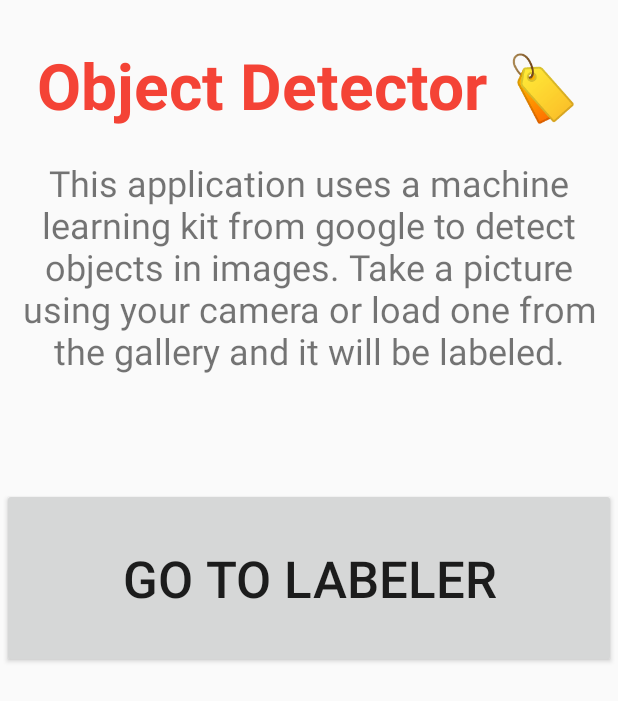
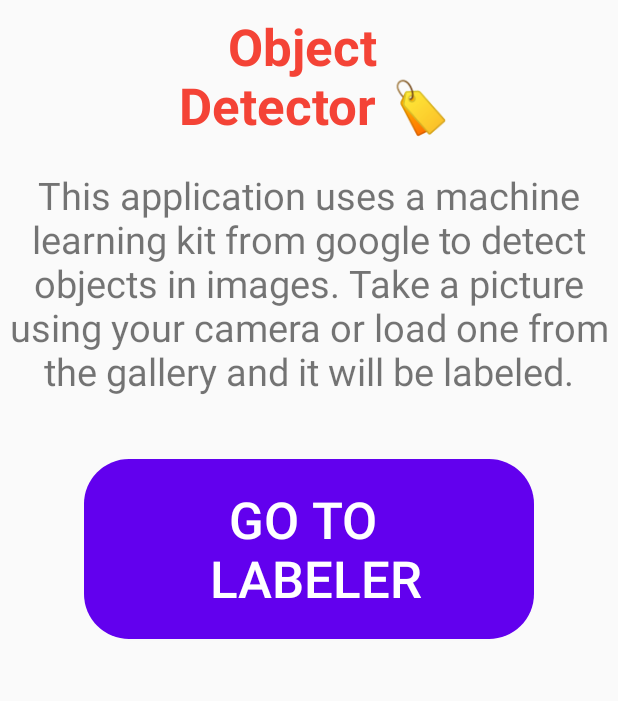
Before and after one commit to Giocaps-Uni/objectdetect, an Android app: the screen it shows after launch (MainActivity), on a phone screen of 412 x 824 dp. Shown: the top 701 px of the screen. Run offline under Robolectric (Android 15) with nearby library versions, the phone set to English and light mode, and no system bars.

Commit message:
Added button shape

```diff
--- a/app/src/main/java/com/example/objectdetect/ButtonsFragment.java
+++ b/app/src/main/java/com/example/objectdetect/ButtonsFragment.java
@@ -74,7 +74,7 @@ public class ButtonsFragment extends Fragment implements View.OnClickListener {
 
     @Override
     public void onClick(View v) {
-        Log.v("TAG",""+ Navigation.findNavController(v));
+        Log.v("BUTTONLABELER",""+ Navigation.findNavController(v));
         Navigation.findNavController(v).navigate(R.id.action_buttonsFragment_to_labelerFragment2);
     }
 }
--- /dev/null
+++ b/app/src/main/res/drawable/button_labeler.xml
@@ -0,0 +1,9 @@
+<?xml version="1.0" encoding="utf-8"?>
+<selector xmlns:android="http://schemas.android.com/apk/res/android">
+    <item>
+        <shape android:shape="rectangle"  >
+            <solid android:color="#6200ee"/>
+            <corners android:radius="30dip" />
+        </shape>
+    </item>
+</selector>
--- a/app/src/main/res/layout/activity_main.xml
+++ b/app/src/main/res/layout/activity_main.xml
@@ -18,8 +18,9 @@
         <TextView
             android:id="@+id/app_title"
             android:layout_width="match_parent"
-            android:layout_height="57dp"
-            android:layout_marginTop="60dp"
+            android:layout_height="wrap_content"
+            android:layout_gravity="center_horizontal"
+            android:layout_marginTop="40dp"
             android:autoSizeTextType="uniform"
             android:text="@string/app_title"
             android:textAlignment="center"
@@ -31,8 +32,9 @@
         <TextView
             android:id="@+id/app_explain"
             android:layout_width="match_parent"
-            android:layout_height="220dp"
+            android:layout_height="173dp"
             android:layout_marginTop="20dp"
+            android:autoSizeTextType="uniform"
             android:text="@string/app_explain"
             android:textAlignment="center"
             android:textSize="24sp" />
@@ -41,7 +43,9 @@
             android:id="@+id/fragmentContainerView"
             android:name="androidx.navigation.fragment.NavHostFragment"
             android:layout_width="match_parent"
-            android:layout_height="142dp"
+            android:layout_height="match_parent"
+            android:layout_gravity="center_horizontal"
+            android:layout_marginTop="20dp"
             app:defaultNavHost="true"
             app:navGraph="@navigation/nav_graph"
             tools:layout="@layout/fragment_buttons" />
--- a/app/src/main/res/layout/fragment_buttons.xml
+++ b/app/src/main/res/layout/fragment_buttons.xml
@@ -8,8 +8,11 @@
 
     <Button
         android:id="@+id/button_labeler"
-        android:layout_width="match_parent"
+        android:layout_width="300dp"
         android:layout_height="120dp"
+        android:layout_gravity="center_horizontal"
+        android:background="@drawable/button_labeler"
         android:text="@string/go_to_labeler"
+        android:textColor="@color/white"
         android:textSize="34sp" />
 </FrameLayout>
--- a/app/src/main/res/values/colors.xml
+++ b/app/src/main/res/values/colors.xml
@@ -2,4 +2,5 @@
 <resources>
     <color name="black">#FF000000</color>
     <color name="white">#FFFFFFFF</color>
+    <color name="purple">#FF6200EE</color>
 </resources>
--- a/app/src/main/res/values/strings.xml
+++ b/app/src/main/res/values/strings.xml
@@ -1,11 +1,12 @@
 <resources>
     <string name="app_name">Object Detect</string>
-    <string name="app_title">Object Detector &#127991;</string>
+    <string name="app_title">Object \n Detector &#127991;
+    </string>
     <string name="app_explain">
         This application uses a machine learning kit from google
         to detect objects in images. Take a picture using your
         camera or load one from the gallery and it will be labeled.
     </string>
-    <string name="go_to_labeler">Go to Labeler</string>
+    <string name="go_to_labeler">Go to \n Labeler</string>
     <!-- TODO: Remove or change this placeholder text -->
 </resources>
```
Also changed, not shown: 1 other file.
